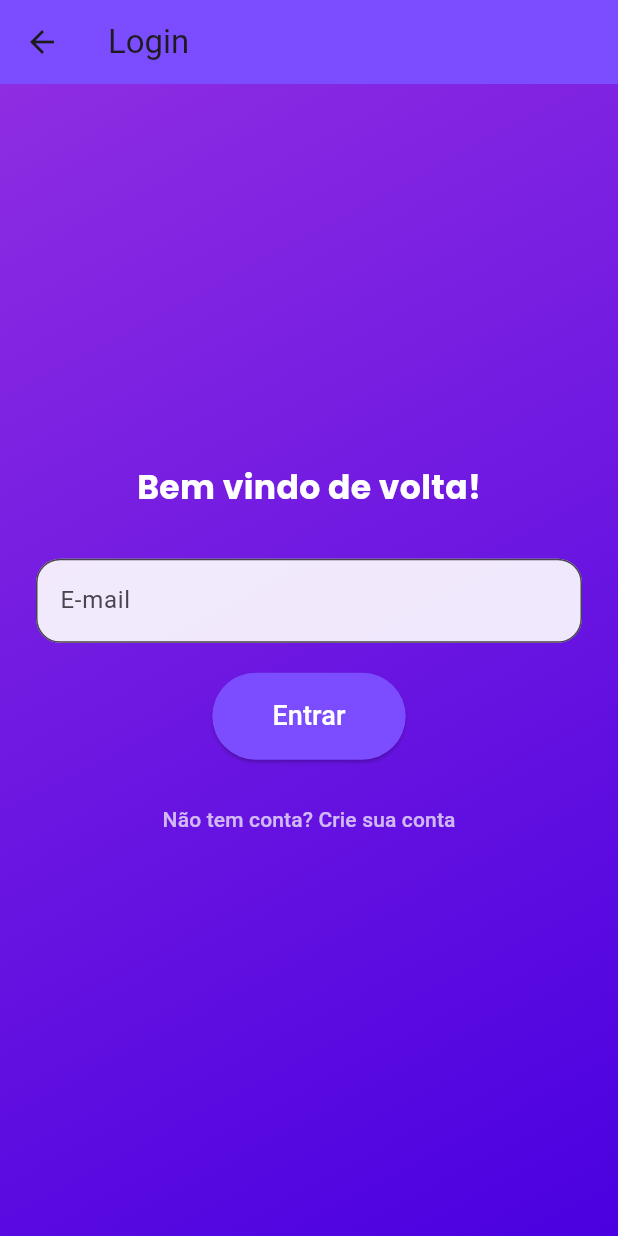
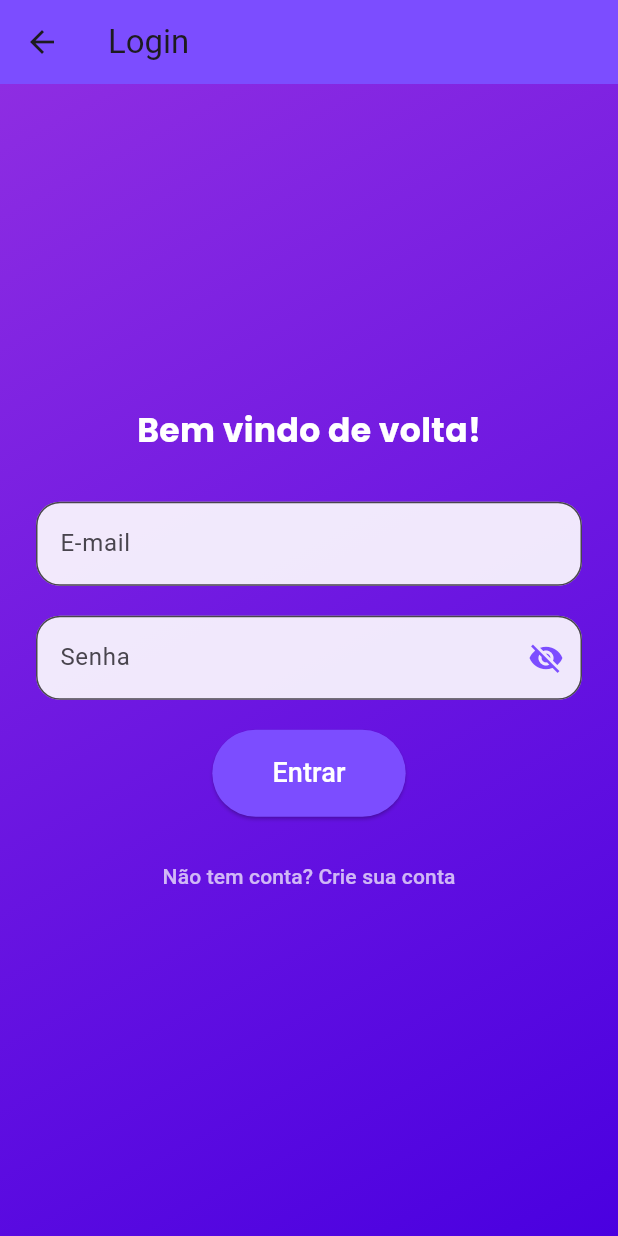
Before and after one commit to Luqui05/echo_quiz, a Flutter app: the screen it shows after launch, after a tap on "Entre com seu perfil", on a phone screen of 412 x 824 dp. Run offline on Flutter 3.47's test engine with Material 3 defaults, Android fonts, the light colour scheme and no system bars; our stand-ins replace google_fonts.

Commit message:
feat: Adicionar senha ao formulário
Login e Cadastro

```diff
--- a/echo_quiz/lib/config/MyApp.dart
+++ b/echo_quiz/lib/config/MyApp.dart
@@ -1,5 +1,5 @@
 import 'package:echo_quiz/config/Rotas.dart';
-import 'package:echo_quiz/views/TelaCadastro.dart';
+import 'package:echo_quiz/views/TelaCadastroUsuario.dart';
 import 'package:echo_quiz/views/TelaInicial.dart';
 import 'package:echo_quiz/views/TelaLogin.dart';
 import 'package:flutter/material.dart';
@@ -17,7 +17,7 @@ class MyApp extends StatelessWidget {
       home: const TelaInicial(),
       routes: {
         Rotas.login: (context) => const TelaLogin(),
-        Rotas.cadastro: (context) => const TelaCadastro(),
+        Rotas.cadastro: (context) => const TelaCadastroUsuario(),
       },
     );
   }
--- a/echo_quiz/lib/models/Usuario.dart
+++ b/echo_quiz/lib/models/Usuario.dart
@@ -1,11 +1,13 @@
 class Usuario {
   final String nome;
   final String email;
+  final String senha;
   final int pontuacaoTotal;
 
   Usuario({
     required this.nome,
     required this.email,
+    required this.senha,
     required this.pontuacaoTotal,
   });
 }
--- a/echo_quiz/lib/views/TelaLogin.dart
+++ b/echo_quiz/lib/views/TelaLogin.dart
@@ -2,8 +2,18 @@ import 'package:echo_quiz/config/Rotas.dart';
 import 'package:flutter/material.dart';
 import 'package:google_fonts/google_fonts.dart';
 
-class TelaLogin extends StatelessWidget {
+class TelaLogin extends StatefulWidget {
   const TelaLogin({super.key});
+
+  @override
+  State<TelaLogin> createState() => _TelaLoginState();
+}
+
+class _TelaLoginState extends State<TelaLogin> {
+  final _formKey = GlobalKey<FormState>();
+  String email = '';
+  String senha = '';
+  bool _obscureSenha = true;
 
   @override
   Widget build(BuildContext context) {
@@ -25,6 +35,8 @@ class TelaLogin extends StatelessWidget {
         padding: const EdgeInsets.symmetric(horizontal: 24),
         child: Center(
           child: SingleChildScrollView(
+            child: Form(
+              key: _formKey,
               child: Column(
                 mainAxisAlignment: MainAxisAlignment.center,
                 children: [
@@ -37,7 +49,7 @@ class TelaLogin extends StatelessWidget {
                     ),
                   ),
                   const SizedBox(height: 32),
-                TextField(
+                  TextFormField(
                     decoration: InputDecoration(
                       labelText: 'E-mail',
                       filled: true,
@@ -46,10 +58,44 @@ class TelaLogin extends StatelessWidget {
                         borderRadius: BorderRadius.circular(16),
                       ),
                     ),
+                    validator: (value) =>
+                        value == null || value.isEmpty ? 'Informe seu e-mail' : null,
+                    onSaved: (value) => email = value ?? '',
+                  ),
+                  const SizedBox(height: 20),
+                  TextFormField(
+                    obscureText: _obscureSenha,
+                    decoration: InputDecoration(
+                      labelText: 'Senha',
+                      filled: true,
+                      fillColor: Colors.white.withOpacity(0.9),
+                      border: OutlineInputBorder(
+                        borderRadius: BorderRadius.circular(16),
+                      ),
+                      suffixIcon: IconButton(
+                        icon: Icon(
+                          _obscureSenha ? Icons.visibility_off : Icons.visibility,
+                          color: Colors.deepPurpleAccent,
+                        ),
+                        onPressed: () {
+                          setState(() {
+                            _obscureSenha = !_obscureSenha;
+                          });
+                        },
+                      ),
+                    ),
+                    validator: (value) =>
+                        value == null || value.isEmpty ? 'Informe sua senha' : null,
+                    onSaved: (value) => senha = value ?? '',
                   ),
                   const SizedBox(height: 20),
                   ElevatedButton(
-                  onPressed: () {},
+                    onPressed: () {
+                      if (_formKey.currentState!.validate()) {
+                        _formKey.currentState!.save();
+                        // TODO: Implementar lógica de autenticação
+                      }
+                    },
                     style: ElevatedButton.styleFrom(
                       backgroundColor: Colors.deepPurpleAccent,
                       padding: const EdgeInsets.symmetric(
@@ -57,7 +103,7 @@ class TelaLogin extends StatelessWidget {
                         vertical: 16,
                       ),
                       shape: RoundedRectangleBorder(
-                      borderRadius: BorderRadiusGeometry.circular(30),
+                        borderRadius: BorderRadius.circular(30),
                       ),
                     ),
                     child: const Text(
@@ -80,6 +126,7 @@ class TelaLogin extends StatelessWidget {
             ),
           ),
         ),
+      ),
     );
   }
 }
```
Also changed, not shown: echo_quiz/lib/views/TelaCadastroUsuario.dart (renamed from echo_quiz/lib/views/TelaCadastro.dart, +33 -5 lines). Lines whose indentation alone changed are shown as unchanged.
